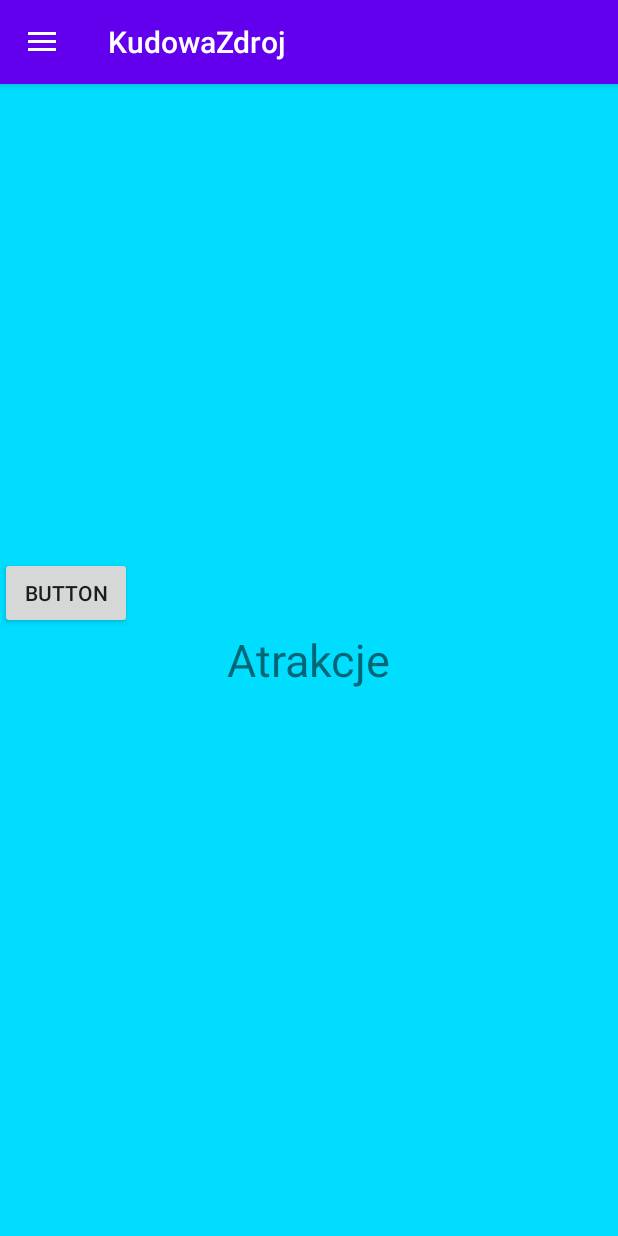
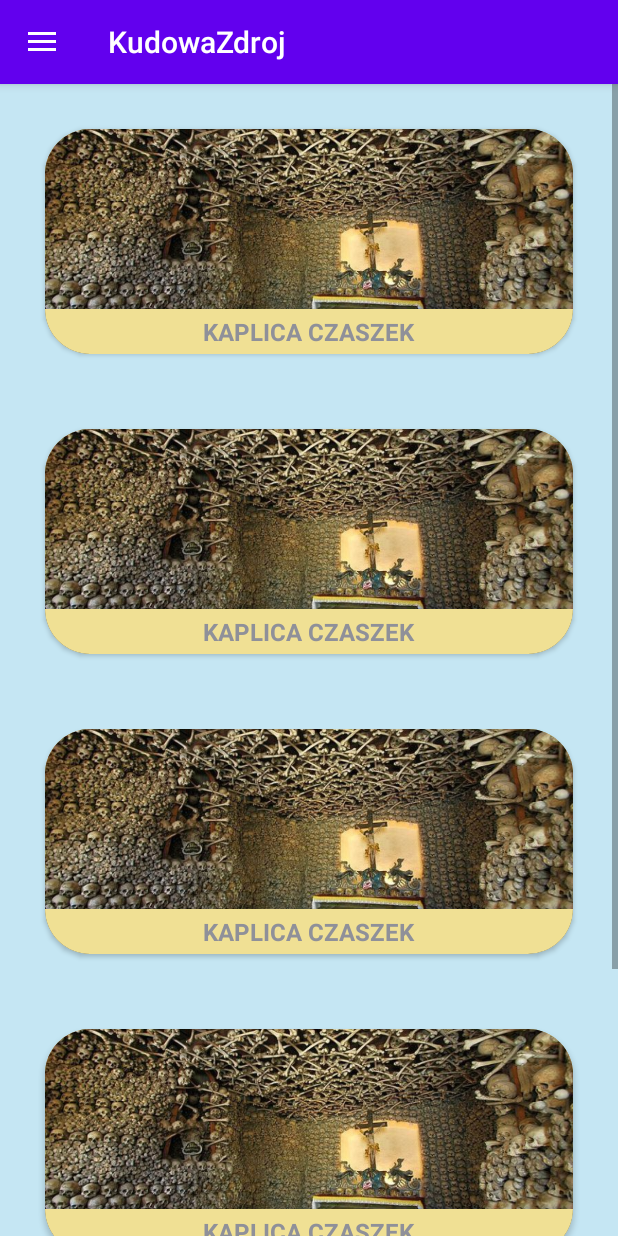
Before and after one commit to lukaszpotoczny/Thesis, an Android app: the screen it shows after launch (MainActivity), in the side drawer, after a tap on "Atrakcje", on a phone screen of 412 x 824 dp. Run offline under Robolectric (Android 15) with nearby library versions, the phone set to English and light mode, and no system bars.

Commit message:
created adapter for attractions, changed theme to light blue

```diff
--- a/KudowaZdroj/app/build.gradle
+++ b/KudowaZdroj/app/build.gradle
@@ -1,4 +1,5 @@
 apply plugin: 'com.android.application'
+apply plugin: 'com.google.gms.google-services'
 
 android {
     compileSdkVersion 29
@@ -26,6 +27,8 @@ dependencies {
     implementation 'androidx.appcompat:appcompat:1.2.0'
     implementation 'com.google.android.material:material:1.1.0'
     implementation 'androidx.constraintlayout:constraintlayout:2.0.2'
+    implementation platform('com.google.firebase:firebase-bom:25.12.0')
+    implementation 'com.google.firebase:firebase-analytics'
     testImplementation 'junit:junit:4.12'
     androidTestImplementation 'androidx.test.ext:junit:1.1.2'
     androidTestImplementation 'androidx.test.espresso:espresso-core:3.3.0'
--- a/KudowaZdroj/app/src/main/java/com/example/kudowazdroj/AccomodationFragment.java
+++ b/KudowaZdroj/app/src/main/java/com/example/kudowazdroj/AccommodationFragment.java
@@ -9,7 +9,7 @@ import androidx.annotation.NonNull;
 import androidx.annotation.Nullable;
 import androidx.fragment.app.Fragment;
 
-public class AccomodationFragment extends Fragment {
+public class AccommodationFragment extends Fragment {
 
     @Nullable
     @Override
--- /dev/null
+++ b/KudowaZdroj/app/src/main/java/com/example/kudowazdroj/Attraction.java
@@ -0,0 +1,31 @@
+package com.example.kudowazdroj;
+
+public class Attraction {
+
+    private int id;
+    private String name;
+
+    public Attraction(int id, String name){
+        setId(id);
+        setName(name);
+    }
+
+
+    public int getId() {
+        return id;
+    }
+
+    public void setId(int id) {
+        this.id = id;
+    }
+
+    public String getName() {
+        return name;
+    }
+
+    public void setName(String name) {
+        this.name = name;
+    }
+
+
+}
--- /dev/null
+++ b/KudowaZdroj/app/src/main/java/com/example/kudowazdroj/AttractionsAdapter.java
@@ -0,0 +1,59 @@
+package com.example.kudowazdroj;
+
+import android.content.Context;
+import android.view.LayoutInflater;
+import android.view.View;
+import android.view.ViewGroup;
+import android.widget.BaseAdapter;
+import android.widget.ImageView;
+
+import java.util.ArrayList;
+
+public class AttractionsAdapter extends BaseAdapter {
+
+    Context context;
+    ArrayList<Attraction> attractions;
+    LayoutInflater inflater;
+
+    public AttractionsAdapter(Context context, ArrayList<Attraction> attractions){
+        this.context = context;
+        this.attractions = attractions;
+        inflater = LayoutInflater.from(context);
+    }
+
+    @Override
+    public int getCount() {
+        return attractions.size();
+    }
+
+    @Override
+    public Object getItem(int position) {
+        return attractions.get(position);
+    }
+
+    @Override
+    public long getItemId(int position) {
+        return position;
+    }
+
+    @Override
+    public View getView(int position, View convertView, ViewGroup parent) {
+
+        View view = inflater.inflate(R.layout.attraction, null);
+
+        ImageView imageView = (ImageView) view.findViewById(R.id.imageAttraction);
+        //TextView textView = (TextView) view.findViewById(R.id.competitionName);
+
+/*        String s = Utility.getCompetitionLogoFleName(competitions.get(position).getName());
+
+        int resID = context.getResources().getIdentifier(s, "drawable", context.getPackageName());
+
+        imageView.setImageResource(resID);
+        textView.setText(competitions.get(position).getName());*/
+
+        imageView.setImageResource(R.drawable.kaplica_czaszek);
+
+        return view;
+
+    }
+}
--- a/KudowaZdroj/app/src/main/java/com/example/kudowazdroj/AttractionsFragment.java
+++ b/KudowaZdroj/app/src/main/java/com/example/kudowazdroj/AttractionsFragment.java
@@ -5,8 +5,7 @@ import android.os.Bundle;
 import android.view.LayoutInflater;
 import android.view.View;
 import android.view.ViewGroup;
-import android.widget.Button;
-import android.widget.TextView;
+import android.widget.GridView;
 
 import androidx.annotation.NonNull;
 import androidx.annotation.Nullable;
@@ -19,10 +18,15 @@ import java.io.InputStreamReader;
 import java.net.HttpURLConnection;
 import java.net.MalformedURLException;
 import java.net.URL;
+import java.util.ArrayList;
 
 public class AttractionsFragment extends Fragment {
 
     String JSON_STRING;
+
+    ArrayList<Attraction> attractions;
+    AttractionsAdapter attractionsAdapter;
+    GridView gridView;
 
 
     @Nullable
@@ -31,14 +35,18 @@ public class AttractionsFragment extends Fragment {
 
         View root = inflater.inflate(R.layout.attractions_fragment, container, false);
 
-        Button button = (Button) root.findViewById(R.id.atrButton);
-        button.setOnClickListener(new View.OnClickListener() {
-            @Override
-            public void onClick(View view) {
-                getJSON(view);
-            }
-        });
+        gridView = root.findViewById(R.id.gridAttractions);
+        attractions = new ArrayList<>();
+       // competitions = FootballManiaContract.getDbHelperInstance(getContext()).getCompetitionsList();
 
+        attractions.add(new Attraction(1, "ABC"));
+        attractions.add(new Attraction(2, "AB2"));
+        attractions.add(new Attraction(3, "AB3"));
+        attractions.add(new Attraction(3, "AB3"));
+        attractions.add(new Attraction(3, "AB3"));
+
+        attractionsAdapter = new AttractionsAdapter(getActivity().getApplicationContext(), attractions);
+        gridView.setAdapter(attractionsAdapter);
 
         return root;
     }
@@ -89,9 +97,9 @@ public class AttractionsFragment extends Fragment {
 
         @Override
         protected void onPostExecute(String result) {
-            TextView textView = (TextView) getView().findViewById(R.id.atrakcjeTxt);
+          //  TextView textView = (TextView) getView().findViewById(R.id.atrakcjeTxt);
             System.out.println(result);
-            textView.setText(result);
+          //  textView.setText(result);
         }
     }
 
--- a/KudowaZdroj/app/src/main/java/com/example/kudowazdroj/MainActivity.java
+++ b/KudowaZdroj/app/src/main/java/com/example/kudowazdroj/MainActivity.java
@@ -64,7 +64,7 @@ public class MainActivity extends AppCompatActivity implements NavigationView.On
                 getSupportFragmentManager().beginTransaction().replace(R.id.fragment_container, new RestaurantsFragment()).commit();
                 break;
             case R.id.nav_message8:
-                getSupportFragmentManager().beginTransaction().replace(R.id.fragment_container, new AccomodationFragment()).commit();
+                getSupportFragmentManager().beginTransaction().replace(R.id.fragment_container, new AccommodationFragment()).commit();
                 break;
         }
 
--- /dev/null
+++ b/KudowaZdroj/app/src/main/res/layout/attraction.xml
@@ -0,0 +1,50 @@
+<?xml version="1.0" encoding="utf-8"?>
+<RelativeLayout xmlns:android="http://schemas.android.com/apk/res/android"
+    xmlns:app="http://schemas.android.com/apk/res-auto"
+    android:layout_width="wrap_content"
+    android:layout_height="wrap_content"
+    >
+
+    <LinearLayout
+        android:layout_width="match_parent"
+        android:layout_height="200dp"
+        android:background="#C5E6F3">
+
+        <androidx.cardview.widget.CardView
+            android:id="@+id/cardAttractions"
+            app:cardCornerRadius="30dp"
+            app:cardMaxElevation="20dp"
+            android:layout_margin="30dp"
+            android:elevation="10dp"
+            android:layout_width="match_parent"
+            android:layout_height="150dp">
+
+            <LinearLayout
+                android:layout_width="match_parent"
+                android:layout_height="match_parent"
+                android:background="#F0E094"
+                android:orientation="vertical">
+
+                <ImageView
+                    android:id="@+id/imageAttraction"
+                    android:scaleType="centerCrop"
+                    android:layout_width="match_parent"
+                    android:layout_height="120dp"
+                    android:src="@drawable/kaplica_czaszek" />
+
+                <TextView
+                    android:layout_width="wrap_content"
+                    android:layout_height="wrap_content"
+                    android:layout_gravity="center_horizontal"
+                    android:textStyle="bold"
+                    android:layout_marginTop="4dp"
+                    android:textSize="16sp"
+                    android:text="KAPLICA CZASZEK"/>
+
+            </LinearLayout>
+
+        </androidx.cardview.widget.CardView>
+
+    </LinearLayout>
+
+</RelativeLayout>
--- a/KudowaZdroj/app/src/main/res/layout/attractions_fragment.xml
+++ b/KudowaZdroj/app/src/main/res/layout/attractions_fragment.xml
@@ -1,24 +1,16 @@
 <?xml version="1.0" encoding="utf-8"?>
-<RelativeLayout xmlns:android="http://schemas.android.com/apk/res/android"
+<LinearLayout xmlns:android="http://schemas.android.com/apk/res/android"
     android:layout_width="match_parent"
     android:layout_height="match_parent"
     xmlns:tools="http://schemas.android.com/tools"
     tools:context=".AttractionsFragment"
-    android:background="@android:color/holo_blue_bright">
+    android:orientation="vertical">
 
-    <TextView
-        android:id="@+id/atrakcjeTxt"
-        android:layout_width="wrap_content"
-        android:layout_height="wrap_content"
-        android:text="Atrakcje"
-        android:textSize="30sp"
-        android:layout_centerInParent="true"/>
+    <GridView
+        android:id="@+id/gridAttractions"
+        android:layout_width="match_parent"
+        android:layout_height="match_parent"
+        android:numColumns="1"></GridView>
 
-    <Button
-        android:id="@+id/atrButton"
-        android:layout_above="@+id/atrakcjeTxt"
-        android:layout_width="wrap_content"
-        android:layout_height="wrap_content"
-        android:text="Button" />
 
-</RelativeLayout>
+</LinearLayout>
--- a/KudowaZdroj/app/src/main/res/values/strings.xml
+++ b/KudowaZdroj/app/src/main/res/values/strings.xml
@@ -12,7 +12,7 @@
     <string name="nav_menu_5">Wycieczki</string>
     <string name="nav_menu_6">Ogłoszenia</string>
     <string name="nav_menu_7">Restauracje</string>
-    <string name="nav_menu_8">Zakwaterowanie</string>
+    <string name="nav_menu_8">Nocleg</string>
 
 
 </resources>
--- a/KudowaZdroj/build.gradle
+++ b/KudowaZdroj/build.gradle
@@ -6,6 +6,7 @@ buildscript {
     }
     dependencies {
         classpath "com.android.tools.build:gradle:4.0.1"
+        classpath 'com.google.gms:google-services:4.3.4'
 
         // NOTE: Do not place your application dependencies here; they belong
         // in the individual module build.gradle files
```
Also changed, not shown: KudowaZdroj/app/src/main/java/com/example/kudowazdroj/database/Accommodation.java (added, +31 -0 lines), KudowaZdroj/app/src/main/java/com/example/kudowazdroj/database/Ad.java (added, +31 -0 lines), KudowaZdroj/app/src/main/java/com/example/kudowazdroj/database/News.java (added, +31 -0 lines), KudowaZdroj/app/src/main/java/com/example/kudowazdroj/database/Restaurant.java (added, +31 -0 lines), KudowaZdroj/app/src/main/res/drawable-v24/kaplica_czaszek.png (added), 1 other file.
